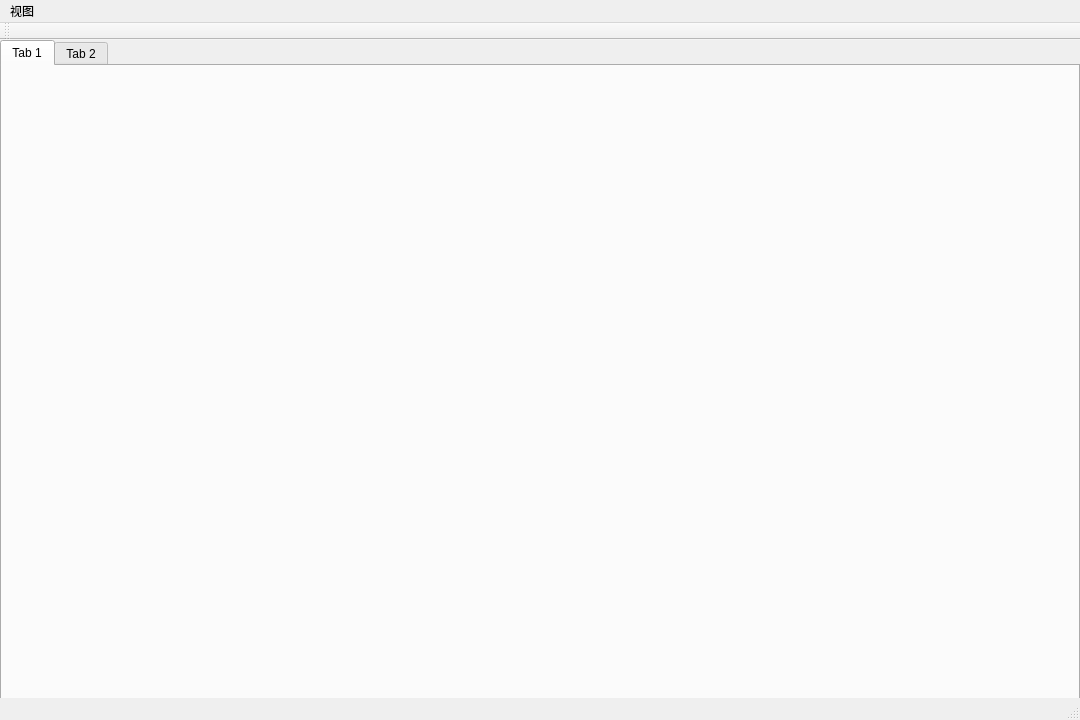
Qt form mainwindow.ui (NevilleNoah/HikvisionCamera2) before a commit.
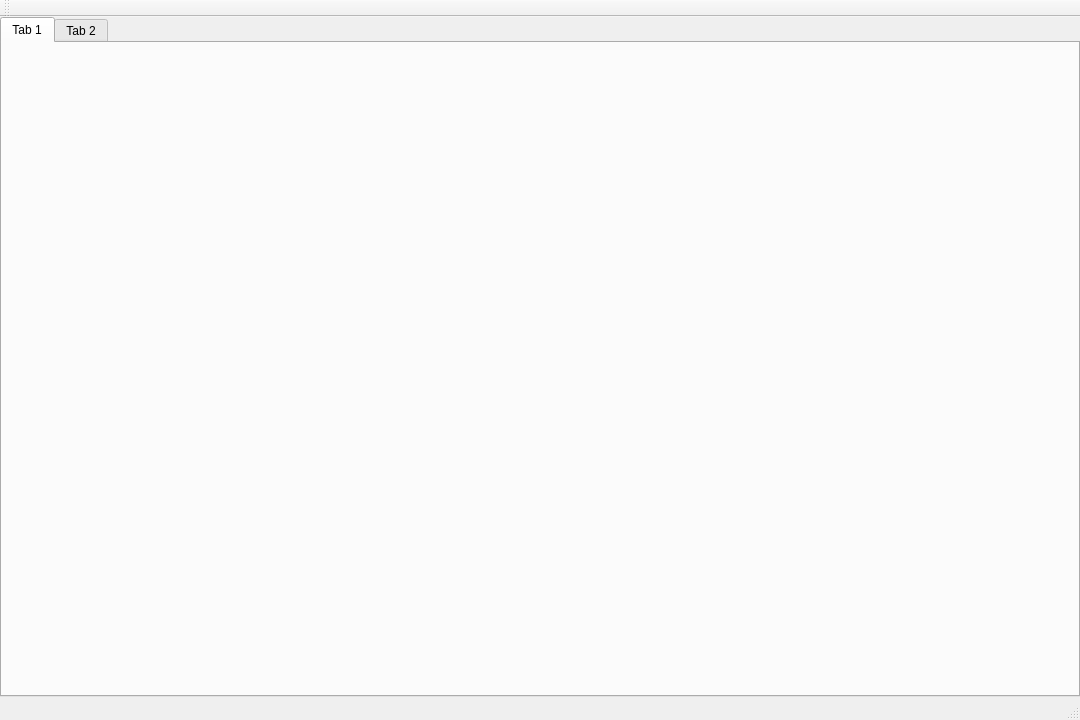
The same form after that commit.

What changed in the file:
```diff
--- a/mainwindow.ui
+++ b/mainwindow.ui
@@ -47,18 +47,9 @@
      <x>0</x>
      <y>0</y>
      <width>1080</width>
-     <height>23</height>
+     <height>26</height>
     </rect>
    </property>
-   <widget class="QMenu" name="menu_2">
-    <property name="title">
-     <string>视图</string>
-    </property>
-    <addaction name="showPreview"/>
-    <addaction name="showHistory"/>
-    <addaction name="showSettings"/>
-   </widget>
-   <addaction name="menu_2"/>
   </widget>
   <widget class="QToolBar" name="mainToolBar">
    <attribute name="toolBarArea">
```
Left out of the diff: 15 changed lines with no effect on the pictures.
